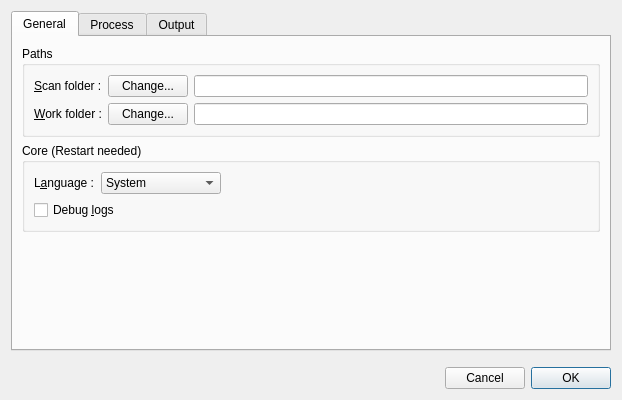
Before: the Qt Designer form src/als/ui/prefs_ui.ui in gehelem/als, drawn with Qt 5.
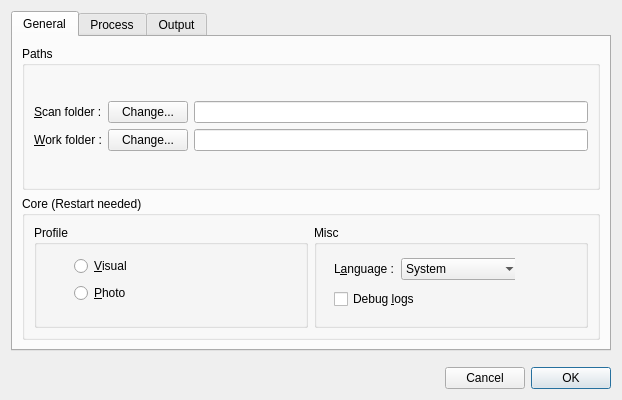
After: the same form once the commit is applied. The open tabs and pages were chosen to show the change.

Commit message:
introduce running profiles
User can chose between 2 profiles

- Visual : give priority to pre-process and stack threads
- Photo : give priority to post-process and remove iterative similarity
          search on alignment phase

Closes #174

Patch:
```diff
--- a/src/als/ui/prefs_ui.ui
+++ b/src/als/ui/prefs_ui.ui
@@ -13,7 +13,7 @@
   <property name="windowTitle">
    <string>ALS preferences</string>
   </property>
-  <layout class="QVBoxLayout" name="verticalLayout_9">
+  <layout class="QVBoxLayout" name="verticalLayout_10">
    <item>
     <widget class="QTabWidget" name="tabWidget">
      <property name="minimumSize">
@@ -114,6 +114,56 @@
          <property name="title">
           <string>Core (Restart needed)</string>
          </property>
+         <layout class="QHBoxLayout" name="horizontalLayout_3">
+          <item>
+           <layout class="QHBoxLayout" name="horizontalLayout_2">
+            <item>
+             <widget class="QGroupBox" name="grp_profile">
+              <property name="title">
+               <string>Profile</string>
+              </property>
+              <widget class="QWidget" name="">
+               <property name="geometry">
+                <rect>
+                 <x>40</x>
+                 <y>30</y>
+                 <width>67</width>
+                 <height>50</height>
+                </rect>
+               </property>
+               <layout class="QVBoxLayout" name="verticalLayout_9">
+                <item>
+                 <widget class="QRadioButton" name="rd_visual_profile">
+                  <property name="text">
+                   <string>&amp;Visual</string>
+                  </property>
+                 </widget>
+                </item>
+                <item>
+                 <widget class="QRadioButton" name="rd_photo_profile">
+                  <property name="text">
+                   <string>&amp;Photo</string>
+                  </property>
+                 </widget>
+                </item>
+               </layout>
+              </widget>
+             </widget>
+            </item>
+            <item>
+             <widget class="QGroupBox" name="groupBox_2">
+              <property name="title">
+               <string>Misc</string>
+              </property>
+              <widget class="QWidget" name="">
+               <property name="geometry">
+                <rect>
+                 <x>20</x>
+                 <y>30</y>
+                 <width>181</width>
+                 <height>57</height>
+                </rect>
+               </property>
          <layout class="QVBoxLayout" name="verticalLayout_5">
           <item>
            <layout class="QHBoxLayout" name="horizontalLayout_9">
@@ -152,19 +202,6 @@
               </item>
              </widget>
             </item>
-            <item>
-             <spacer name="horizontalSpacer_2">
-              <property name="orientation">
-               <enum>Qt::Horizontal</enum>
-              </property>
-              <property name="sizeHint" stdset="0">
-               <size>
-                <width>40</width>
-                <height>20</height>
-               </size>
-              </property>
-             </spacer>
-            </item>
            </layout>
           </item>
           <item>
@@ -179,36 +216,16 @@
               </property>
              </widget>
             </item>
-            <item>
-             <spacer name="horizontalSpacer_5">
-              <property name="orientation">
-               <enum>Qt::Horizontal</enum>
-              </property>
-              <property name="sizeHint" stdset="0">
-               <size>
-                <width>40</width>
-                <height>20</height>
-               </size>
-              </property>
-             </spacer>
-            </item>
            </layout>
           </item>
          </layout>
         </widget>
-       </item>
-       <item>
-        <spacer name="verticalSpacer_3">
-         <property name="orientation">
-          <enum>Qt::Vertical</enum>
-         </property>
-         <property name="sizeHint" stdset="0">
-          <size>
-           <width>20</width>
-           <height>40</height>
-          </size>
-         </property>
-        </spacer>
+             </widget>
+            </item>
+           </layout>
+          </item>
+         </layout>
+        </widget>
        </item>
       </layout>
      </widget>
```
Left out of the diff: 62 changed lines with no effect on the pictures. Lines whose indentation alone changed are shown as unchanged. The commit also changes 11 other files.
